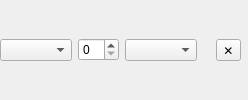
Old version of the form src/chrono_mail/ui/forms/event_reminder.ui in the repository rob-vandenberg/chrono-mail.
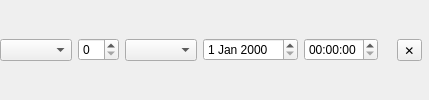
New version of the form.

Commit message: A task's reminders are the rows of an appointment, every reminder is shown and kept, and a row can be at a set time

```diff
--- a/src/chrono_mail/ui/forms/event_reminder.ui
+++ b/src/chrono_mail/ui/forms/event_reminder.ui
@@ -24,6 +24,12 @@
    <item>
     <widget class="QComboBox" name="unit" />
    </item>
+   <item>
+    <widget class="QDateEdit" name="date" />
+   </item>
+   <item>
+    <widget class="QTimeEdit" name="time" />
+   </item>
    <item>
     <widget class="QLabel" name="fixed" />
    </item>
```
The commit also changes 12 other files.
